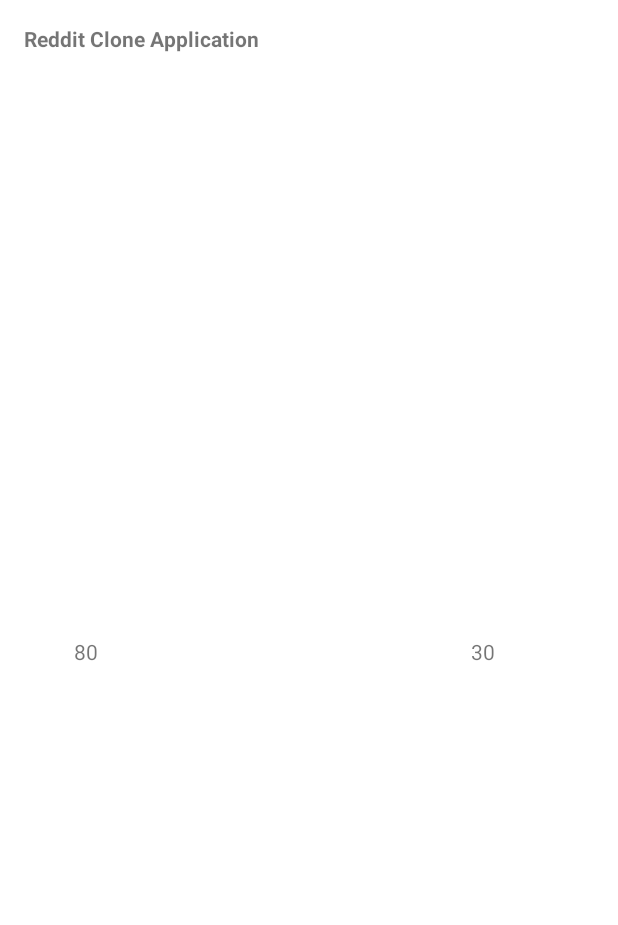
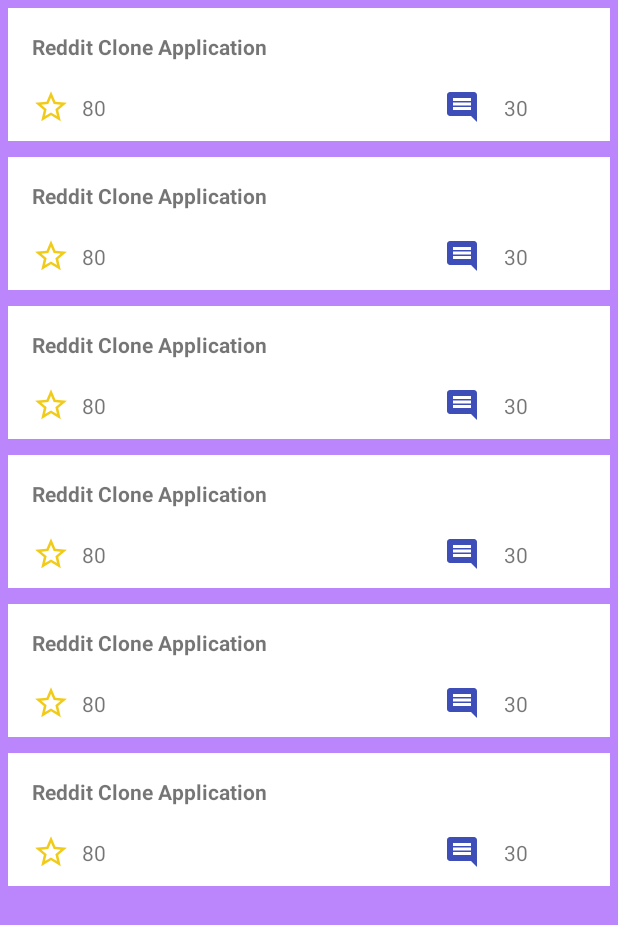
Before and after one commit to ExBattou/RedditTopPosts, an Android app: the layout activity_main.xml on its own in the app's theme, with its tools: preview values and no code run, on a phone screen of 412 x 824 dp. Shown: the top 925 px of the screen. Run offline under Robolectric (Android 15) with nearby library versions, the phone set to English and light mode, and no system bars.

Commit message:
Mae a few changes so it looks a bit better.

```diff
--- a/app/src/main/java/com/adriannarducci/reddittopposts/repository/RedditPagingSource.kt
+++ b/app/src/main/java/com/adriannarducci/reddittopposts/repository/RedditPagingSource.kt
@@ -30,5 +30,7 @@ class RedditPagingSource(private val redditService: RedditService) :
     override val keyReuseSupported: Boolean = true
     override fun getRefreshKey(state: PagingState<String, RedditPost>): String? {
         TODO("Not yet implemented")
+        // I left this here otherwise it would crash, since the new version
+        // of Paging needs the getRefreshKey Implementation, and it's day 3 :D
     }
 }
--- a/app/src/main/java/com/adriannarducci/reddittopposts/ui/MainActivity.kt
+++ b/app/src/main/java/com/adriannarducci/reddittopposts/ui/MainActivity.kt
@@ -27,12 +27,10 @@ class MainActivity : AppCompatActivity() {
 
     private fun fetchPosts() {
         lifecycleScope.launch {
-            swipeContainer.isRefreshing = true
             redditViewModel.fetchPosts().collectLatest { pagingData ->
                 redditAdapter.submitData(pagingData)
-
+                swipeContainer.isRefreshing = false
             }
-            swipeContainer.isRefreshing = false
         }
     }
 
@@ -42,6 +40,6 @@ class MainActivity : AppCompatActivity() {
             header = RedditLoadingAdapter { redditAdapter.retry() },
             footer = RedditLoadingAdapter { redditAdapter.retry() }
         )
-        swipeContainer.setOnRefreshListener { redditAdapter.refresh() }
+        swipeContainer.setOnRefreshListener { fetchPosts() }
     }
 }
--- /dev/null
+++ b/app/src/main/res/drawable/ic_comment.xml
@@ -0,0 +1,5 @@
+<vector android:height="24dp" android:tint="#3E4EB8"
+        android:viewportHeight="24.0" android:viewportWidth="24.0"
+        android:width="24dp" xmlns:android="http://schemas.android.com/apk/res/android">
+    <path android:fillColor="#FF000000" android:pathData="M21.99,4c0,-1.1 -0.89,-2 -1.99,-2L4,2c-1.1,0 -2,0.9 -2,2v12c0,1.1 0.9,2 2,2h14l4,4 -0.01,-18zM18,14L6,14v-2h12v2zM18,11L6,11L6,9h12v2zM18,8L6,8L6,6h12v2z"/>
+</vector>
--- /dev/null
+++ b/app/src/main/res/drawable/ic_star.xml
@@ -0,0 +1,5 @@
+<vector android:height="24dp" android:tint="#F1CB19"
+        android:viewportHeight="24.0" android:viewportWidth="24.0"
+        android:width="24dp" xmlns:android="http://schemas.android.com/apk/res/android">
+    <path android:fillColor="#FF000000" android:pathData="M22,9.24l-7.19,-0.62L12,2 9.19,8.63 2,9.24l5.46,4.73L5.82,21 12,17.27 18.18,21l-1.63,-7.03L22,9.24zM12,15.4l-3.76,2.27 1,-4.28 -3.32,-2.88 4.38,-0.38L12,6.1l1.71,4.04 4.38,0.38 -3.32,2.88 1,4.28L12,15.4z"/>
+</vector>
--- a/app/src/main/res/layout/activity_main.xml
+++ b/app/src/main/res/layout/activity_main.xml
@@ -14,6 +14,7 @@
 
         <androidx.recyclerview.widget.RecyclerView
             android:id="@+id/rvPosts"
+            android:background="@color/purple_200"
             android:layout_width="match_parent"
             android:layout_height="match_parent"
             tools:listitem="@layout/adatpter_row"
--- a/app/src/main/res/layout/adatpter_row.xml
+++ b/app/src/main/res/layout/adatpter_row.xml
@@ -1,28 +1,32 @@
 <?xml version="1.0" encoding="utf-8"?>
 <androidx.constraintlayout.widget.ConstraintLayout xmlns:android="http://schemas.android.com/apk/res/android"
     android:layout_width="match_parent"
-    android:layout_height="match_parent"
+    android:layout_height="wrap_content"
+    android:background="@color/white"
     xmlns:tools="http://schemas.android.com/tools"
     android:paddingStart="16dp"
     android:paddingEnd="16dp"
     android:paddingTop="8dp"
+    android:layout_margin="5dp"
     xmlns:app="http://schemas.android.com/apk/res-auto">
 
     <TextView
         android:id="@+id/title"
-        android:layout_width="wrap_content"
+        android:layout_width="0dp"
         android:layout_height="wrap_content"
         android:layout_marginTop="8dp"
         android:textStyle="bold"
         tools:text="Reddit Clone Application"
         app:layout_constraintStart_toStartOf="parent"
-        app:layout_constraintTop_toTopOf="parent" />
+        app:layout_constraintTop_toTopOf="parent"
+        app:layout_constraintEnd_toEndOf="@id/guideline"/>
 
     <ImageView
         android:id="@+id/score_icon"
         android:layout_width="25dp"
         android:layout_height="25dp"
         android:layout_marginTop="8dp"
+        android:src="@drawable/ic_star"
         android:contentDescription="@string/text_score_desc"
         app:layout_constraintBottom_toBottomOf="parent"
         app:layout_constraintStart_toStartOf="parent"
@@ -47,9 +51,12 @@
 
     <ImageView
         android:id="@+id/image_post"
-        android:layout_width="wrap_content"
-        android:layout_height="wrap_content"
+        android:layout_width="0dp"
+        android:layout_height="0dp"
+        android:padding="2dp"
         app:layout_constraintTop_toTopOf="parent"
+        app:layout_constraintBottom_toBottomOf="parent"
+        app:layout_constraintEnd_toEndOf="parent"
         app:layout_constraintStart_toEndOf="@id/guideline"/>
 
     <ImageView
@@ -57,6 +64,7 @@
         android:layout_width="wrap_content"
         android:layout_height="wrap_content"
         android:layout_marginStart="16dp"
+        android:src="@drawable/ic_comment"
         android:contentDescription="@string/text_comment_desc"
         app:layout_constraintStart_toEndOf="@id/guideline"
         app:layout_constraintTop_toTopOf="@id/score_icon"
@@ -74,7 +82,7 @@
         />
     <View
         android:layout_width="match_parent"
-        android:layout_height="1dp"
+        android:layout_height="0dp"
         android:background="@color/white"
         android:layout_marginTop="10dp"
         app:layout_constraintTop_toBottomOf="@id/score_icon"
--- a/app/src/main/res/values/themes.xml
+++ b/app/src/main/res/values/themes.xml
@@ -1,6 +1,6 @@
 <resources xmlns:tools="http://schemas.android.com/tools">
     <!-- Base application theme. -->
-    <style name="Theme.RedditTopPosts" parent="Theme.MaterialComponents.DayNight.DarkActionBar">
+    <style name="Theme.RedditTopPosts" parent="Theme.MaterialComponents.DayNight.NoActionBar">
         <!-- Primary brand color. -->
         <item name="colorPrimary">@color/purple_500</item>
         <item name="colorPrimaryVariant">@color/purple_700</item>
```
Also changed, not shown: app/src/main/res/drawable/splash_background.xml (added, +44 -0 lines), 1 other file.
